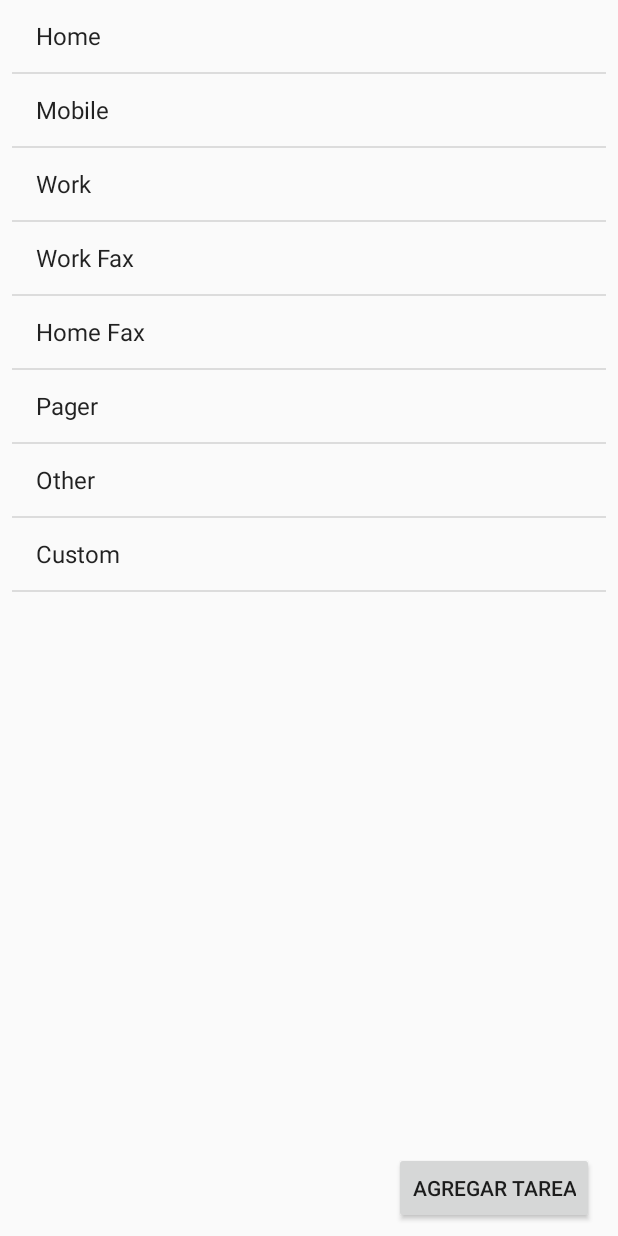
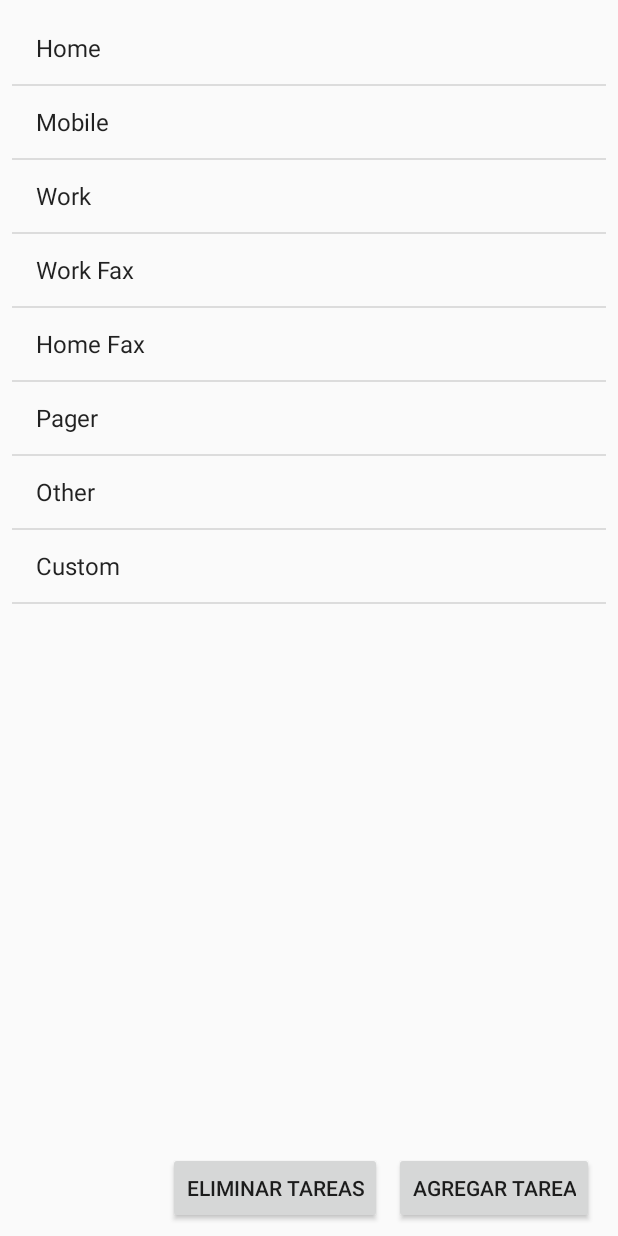
Before and after one commit to GrayJacketStudios/worktracker, an Android app: the layout activity_trabajos_list.xml on its own in the app's theme, with its tools: preview values and no code run, on a phone screen of 412 x 824 dp. Run offline under Robolectric (Android 15) with nearby library versions, the phone set to English and light mode, and no system bars.

Commit message:
Se adapta correctamente la listview de trabajos, y el click en los items provoca respuesta

```diff
--- a/app/src/main/java/sebastian/cl/worktracker/usuarios/Users.java
+++ b/app/src/main/java/sebastian/cl/worktracker/usuarios/Users.java
@@ -38,4 +38,6 @@ public class Users {
 
 
 
+
+
 }
--- a/app/src/main/java/sebastian/cl/worktracker/usuarios/Usuario.java
+++ b/app/src/main/java/sebastian/cl/worktracker/usuarios/Usuario.java
@@ -1,5 +1,6 @@
 package sebastian.cl.worktracker.usuarios;
 import java.io.Serializable;
+@SuppressWarnings("serial")
 public class Usuario implements Serializable {
 
     private int ID;
--- a/app/src/main/res/layout/activity_trabajos_list.xml
+++ b/app/src/main/res/layout/activity_trabajos_list.xml
@@ -11,12 +11,13 @@
         android:layout_width="match_parent"
         android:layout_height="650dp"
         android:layout_marginStart="8dp"
+        android:layout_marginTop="8dp"
         android:layout_marginEnd="8dp"
         android:entries="@android:array/phoneTypes"
         app:layout_constraintEnd_toEndOf="parent"
         app:layout_constraintHorizontal_bias="0.0"
         app:layout_constraintStart_toStartOf="parent"
-        tools:layout_editor_absoluteY="8dp" />
+        app:layout_constraintTop_toTopOf="parent" />
 
     <Button
         android:id="@+id/btnNewTrabajo"
@@ -36,4 +37,14 @@
         app:layout_constraintTop_toBottomOf="@+id/LVtrabajos"
         app:layout_constraintVertical_bias="1.0" />
 
+    <Button
+        android:id="@+id/btnEliminarTareas"
+        android:layout_width="wrap_content"
+        android:layout_height="wrap_content"
+        android:layout_marginEnd="8dp"
+        android:layout_marginBottom="8dp"
+        android:text="@string/btn_eliminar_tarea"
+        app:layout_constraintBottom_toBottomOf="parent"
+        app:layout_constraintEnd_toStartOf="@+id/btnNewTrabajo" />
+
 </androidx.constraintlayout.widget.ConstraintLayout>
--- a/app/src/main/res/values/strings.xml
+++ b/app/src/main/res/values/strings.xml
@@ -13,5 +13,5 @@
     <string name="login_error_3">Usuario o contraseña incorrecta</string>
 
     <string name="btn_nueva_tarea">Agregar tarea</string>
-
+    <string name="btn_eliminar_tarea">Eliminar Tareas</string>
 </resources>
```
Also changed, not shown: app/src/main/java/sebastian/cl/worktracker/trabajos/TrabajosList.java (+16 -1 lines), app/src/main/java/sebastian/cl/worktracker/trabajos/TrabajosListAdapter.java (+13 -0 lines).
